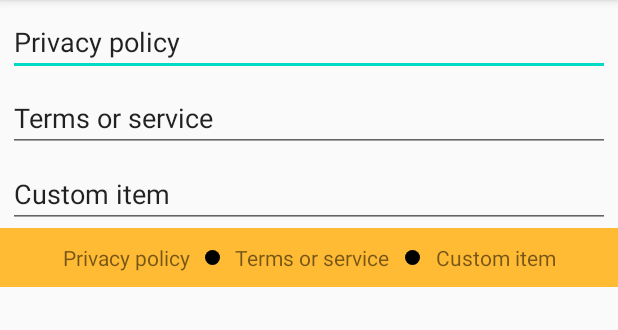
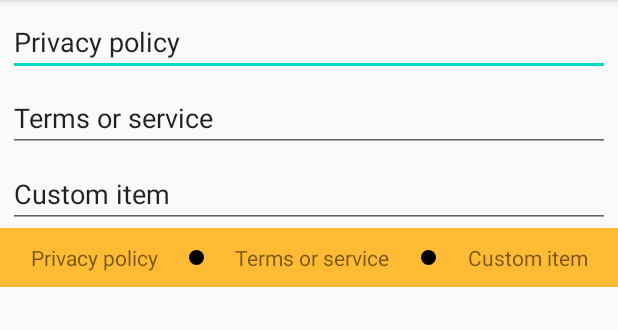
Before and after one commit to alonalbert/footer, an Android app: the screen it shows after launch (MainActivity), on a phone screen of 412 x 824 dp, the part 84-414 px from its top. Run offline under Robolectric (Android 15) with nearby library versions, the phone set to English and light mode, and no system bars.

```diff
--- a/app/src/main/java/com/example/footer/FooterLayout.java
+++ b/app/src/main/java/com/example/footer/FooterLayout.java
@@ -1,49 +1,52 @@
 package com.example.footer;
+
+import static androidx.constraintlayout.widget.ConstraintLayout.LayoutParams.PARENT_ID;
+import static androidx.constraintlayout.widget.ConstraintSet.BOTTOM;
+import static androidx.constraintlayout.widget.ConstraintSet.END;
+import static androidx.constraintlayout.widget.ConstraintSet.START;
+import static androidx.constraintlayout.widget.ConstraintSet.TOP;
 
 import android.content.Context;
 import android.util.AttributeSet;
 import android.view.View;
-import android.widget.FrameLayout;
 import android.widget.ImageView;
 import android.widget.TextView;
-
-import androidx.annotation.NonNull;
-import androidx.annotation.Nullable;
 import androidx.constraintlayout.widget.ConstraintLayout;
 import androidx.constraintlayout.widget.ConstraintSet;
 
-import static androidx.constraintlayout.widget.ConstraintSet.BOTTOM;
-import static androidx.constraintlayout.widget.ConstraintSet.END;
-import static androidx.constraintlayout.widget.ConstraintSet.RIGHT;
-import static androidx.constraintlayout.widget.ConstraintSet.START;
-import static androidx.constraintlayout.widget.ConstraintSet.TOP;
+class FooterLayout extends ConstraintLayout {
+  private static final int[][] VERTICAL_LAYOUT =
+      new int[][] {{R.id.text1}, {R.id.separator1}, {R.id.text2}, {R.id.separator2}, {R.id.text3}};
 
-public class FooterLayout extends FrameLayout {
-    private ConstraintLayout parent;
+  private static final int[][] HORIZONTAL_LAYOUT =
+      new int[][] {{R.id.text1, R.id.separator1, R.id.text2, R.id.separator2, R.id.text3}};
+
+  private static final int[][] TWO_THEN_ONE_LAYOUT =
+      new int[][] {{R.id.text1, R.id.separator1, R.id.text2}, {R.id.text3}};
+
+  private static final int[][] ONE_THEN_TWO_LAYOUT =
+      new int[][] {{R.id.text1}, {R.id.text2, R.id.separator2, R.id.text3}};
+
   private TextView text1;
   private ImageView separator1;
   private TextView text2;
   private ImageView separator2;
   private TextView text3;
-    private View[] views;
   private final ConstraintSet set = new ConstraintSet();
 
-    public FooterLayout(@NonNull Context context) {
+  public FooterLayout(Context context) {
     this(context, null);
   }
 
-    public FooterLayout(@NonNull Context context, @Nullable AttributeSet attrs) {
+  public FooterLayout(Context context, AttributeSet attrs) {
     super(context, attrs);
     inflate(context, R.layout.footer, this);
 
-        parent = findViewById(R.id.parent);
     text1 = findViewById(R.id.text1);
     separator1 = findViewById(R.id.separator1);
     text2 = findViewById(R.id.text2);
     separator2 = findViewById(R.id.separator2);
     text3 = findViewById(R.id.text3);
-
-        views = new View[]{text1, separator1, text2, separator2, text3};
   }
 
   public void setText1(String text) {
@@ -80,13 +83,9 @@ public class FooterLayout extends FrameLayout {
     final int widthConstraints = getPaddingLeft() + getPaddingRight();
     final int heightConstraints = getPaddingTop() + getPaddingBottom();
 
-        for (View view : views) {
+    for (int i = 0, n = getChildCount(); i < n; i++) {
       measureChildWithMargins(
-                    view,
-                    widthMeasureSpec,
-                    widthConstraints,
-                    heightMeasureSpec,
-                    heightConstraints);
+          getChildAt(i), widthMeasureSpec, widthConstraints, heightMeasureSpec, heightConstraints);
     }
 
     final int widthText1 = getChildWidthWithMargin(text1);
@@ -95,95 +94,98 @@ public class FooterLayout extends FrameLayout {
     final int widthSeparator2 = getChildWidthWithMargin(separator2);
     final int widthText3 = getChildWidthWithMargin(text3);
 
-        set.clone(parent);
-        final int seperator1Visibility;
-        final int seperator2Visibility;
+    set.clone(this);
+    final int separator1Visibility;
+    final int separator2Visibility;
+    final int[][] layout;
     if (widthText1 + widthSeparator1 + widthText2 + widthSeparator2 + widthText3 > maxWidth) {
       if (widthText1 + widthSeparator1 + widthText2 <= maxWidth) {
-                connectRow(set, R.id.parent, TOP, R.id.text3, TOP, R.id.text1, R.id.separator1, R.id.text2);
-                connectRow(set, R.id.text1, BOTTOM, R.id.parent, BOTTOM, R.id.text3);
-                seperator1Visibility = VISIBLE;
-                seperator2Visibility = GONE;
+        layout = TWO_THEN_ONE_LAYOUT;
+        separator1Visibility = VISIBLE;
+        separator2Visibility = GONE;
         text1.setMaxLines(1);
         text2.setMaxLines(1);
         text3.setMaxLines(3);
       } else if (widthText2 + widthSeparator2 + widthText3 <= maxWidth) {
-                connectRow(set, R.id.parent, TOP, R.id.text2, TOP, R.id.text1);
-                connectRow(set, R.id.text1, BOTTOM, R.id.parent, BOTTOM, R.id.text2, R.id.separator2, R.id.text3);
-                seperator1Visibility = GONE;
-                seperator2Visibility = VISIBLE;
+        layout = ONE_THEN_TWO_LAYOUT;
+        separator1Visibility = GONE;
+        separator2Visibility = VISIBLE;
         text1.setMaxLines(3);
         text2.setMaxLines(1);
         text3.setMaxLines(1);
       } else {
-                connectCol(set, R.id.text1, R.id.separator1, R.id.text2, R.id.separator2, R.id.text3);
-                seperator1Visibility = VISIBLE;
-                seperator2Visibility = VISIBLE;
+        layout = VERTICAL_LAYOUT;
+        separator1Visibility = VISIBLE;
+        separator2Visibility = VISIBLE;
         text1.setMaxLines(3);
         text2.setMaxLines(3);
         text3.setMaxLines(3);
       }
     } else {
-            connectRow(set, R.id.parent, TOP, R.id.parent, BOTTOM, R.id.text1, R.id.separator1, R.id.text2, R.id.separator2, R.id.text3);
-            seperator1Visibility = VISIBLE;
-            seperator2Visibility = VISIBLE;
+      layout = HORIZONTAL_LAYOUT;
+      separator1Visibility = VISIBLE;
+      separator2Visibility = VISIBLE;
       text1.setMaxLines(1);
       text2.setMaxLines(1);
       text3.setMaxLines(1);
     }
-        set.applyTo(parent);
+
+    updateConnections(set, layout);
+    set.applyTo(this);
 
     // Visibility must be set after applying constraints
-        separator1.setVisibility(seperator1Visibility);
-        separator2.setVisibility(seperator2Visibility);
+    separator1.setVisibility(separator1Visibility);
+    separator2.setVisibility(separator2Visibility);
 
     super.onMeasure(widthMeasureSpec, heightMeasureSpec);
   }
 
-    private void connectRow(ConstraintSet set, int top, int topSide, int bottom, int bottomSide, int... ids) {
-        final int len = ids.length;
+  private void updateConnections(ConstraintSet set, int[][] rows) {
 
-        set.connect(ids[0], TOP, top, topSide);
-        set.connect(ids[0], BOTTOM, bottom, bottomSide);
-
-        set.connect(ids[0], START, R.id.parent, START);
-        set.connect(ids[len - 1], END, R.id.parent, END);
-
-        for (int i = 0; i < len - 1; i++) {
-            set.connect(ids[i], END, ids[i + 1], START);
+    for (int i = 0; i < rows.length; i++) {
+      final int prev = i == 0 ? PARENT_ID : rows[i - 1][0];
+      final int next = i == rows.length - 1 ? PARENT_ID : rows[i + 1][0];
+      addToVerticalChain(set, rows[i][0], prev, next);
     }
-        for (int i = 1; i < len; i++) {
-            set.connect(ids[i], TOP, ids[0], TOP);
-            set.connect(ids[i], BOTTOM, ids[0], BOTTOM);
-            set.connect(ids[i], START, ids[i - 1], END);
+    for (int[] row : rows) {
+      for (int i = 0; i < row.length; i++) {
+        final int prev = i == 0 ? PARENT_ID : row[i - 1];
+        final int next = i == row.length - 1 ? PARENT_ID : row[i + 1];
+        addToHorizontalChain(set, row[i], prev, next);
+        if (i > 0) {
+          set.connect(row[i], TOP, row[0], TOP);
+          set.connect(row[i], BOTTOM, row[0], BOTTOM);
+        }
+      }
     }
   }
 
-    private void connectCol(ConstraintSet set, int... ids) {
-        for (int id : ids) {
-            set.connect(id, START, R.id.parent, START);
-            set.connect(id, END, R.id.parent, END);
+  // Like ConstraintSet#addToVerticalChain() but with proper margin
+  private void addToVerticalChain(ConstraintSet set, int viewId, int topId, int bottomId) {
+    set.connect(viewId, TOP, topId, (topId == PARENT_ID) ? TOP : BOTTOM);
+    set.connect(viewId, BOTTOM, bottomId, (bottomId == PARENT_ID) ? BOTTOM : TOP);
+    if (topId != PARENT_ID) {
+      set.connect(topId, BOTTOM, viewId, TOP);
+    }
+    if (topId != PARENT_ID) {
+      set.connect(bottomId, TOP, viewId, BOTTOM);
+    }
   }
 
-        final int len = ids.length;
-        set.connect(ids[0], TOP, R.id.parent, TOP);
-        set.connect(ids[len - 1], BOTTOM, R.id.parent, BOTTOM);
-
-        for (int i = 0; i < len - 1; i++) {
-            set.connect(ids[i], BOTTOM, ids[i + 1], TOP);
+  // Like ConstraintSet#addToHorizontalChainRtl() but with proper margin
+  public void addToHorizontalChain(ConstraintSet set, int viewId, int leftId, int rightId) {
+    set.connect(viewId, START, leftId, (leftId == PARENT_ID) ? START : END);
+    set.connect(viewId, END, rightId, (rightId == PARENT_ID) ? END : START);
+    if (leftId != PARENT_ID) {
+      set.connect(leftId, END, viewId, START);
     }
-        for (int i = 1; i < len; i++) {
-            set.connect(ids[i], TOP, ids[i - 1], BOTTOM);
+    if (rightId != PARENT_ID) {
+      set.connect(rightId, START, viewId, END);
     }
-
   }
 
   private int getChildWidthWithMargin(View view) {
-        MarginLayoutParams lp = getChildLayoutParams(view);
+    MarginLayoutParams lp = (MarginLayoutParams) view.getLayoutParams();
     return view.getMeasuredWidth() + lp.leftMargin + lp.rightMargin;
   }
-
-    private MarginLayoutParams getChildLayoutParams(View view) {
-        return (MarginLayoutParams) view.getLayoutParams();
 }
-}
--- a/app/src/main/res/layout/footer.xml
+++ b/app/src/main/res/layout/footer.xml
@@ -1,82 +1,72 @@
 <?xml version="1.0" encoding="utf-8"?>
-<merge
-    xmlns:android="http://schemas.android.com/apk/res/android"
+<merge xmlns:android="http://schemas.android.com/apk/res/android"
+    xmlns:app="http://schemas.android.com/apk/res-auto"
     xmlns:tools="http://schemas.android.com/tools"
-    xmlns:app="http://schemas.android.com/apk/res-auto"
-    android:layout_width="match_parent"
-    android:layout_height="match_parent"
-    tools:parentTag="com.example.footer.FooterLayout"
-    >
-
-    <androidx.constraintlayout.widget.ConstraintLayout
-        android:id="@+id/parent"
     android:layout_width="wrap_content"
     android:layout_height="wrap_content"
-        android:layout_gravity="center">
-
-        <TextView
-            android:id="@+id/text1"
-            android:layout_width="wrap_content"
-            android:layout_height="wrap_content"
-            app:layout_constraintStart_toStartOf="parent"
-            app:layout_constraintEnd_toStartOf="@id/separator1"
-            app:layout_constraintTop_toTopOf="parent"
-            app:layout_constraintBottom_toBottomOf="parent"
-            android:layout_margin="10dp"
-            android:gravity="center"
-            android:textSize="@dimen/footer_text_size"
-            android:text="Privacy policy"
-            tools:ignore="HardcodedText" />
+    tools:parentTag="com.example.footer.FooterLayout">
 
   <ImageView
       android:id="@+id/separator1"
       android:layout_width="10dp"
       android:layout_height="10dp"
+      android:src="@drawable/dot"
+      app:layout_constraintBottom_toBottomOf="parent"
+      app:layout_constraintEnd_toStartOf="@id/text2"
       app:layout_constraintStart_toEndOf="@id/text1"
-            app:layout_constraintEnd_toStartOf="@id/text2"
       app:layout_constraintTop_toTopOf="parent"
+      tools:ignore="ContentDescription" />
+
+  <ImageView
+      android:id="@+id/separator2"
+      android:layout_width="10dp"
+      android:layout_height="10dp"
+      android:src="@drawable/dot"
       app:layout_constraintBottom_toBottomOf="parent"
-            android:src="@drawable/dot"
+      app:layout_constraintEnd_toStartOf="@id/text3"
+      app:layout_constraintStart_toEndOf="@id/text2"
+      app:layout_constraintTop_toTopOf="parent"
       tools:ignore="ContentDescription" />
 
   <TextView
       android:id="@+id/text2"
       android:layout_width="wrap_content"
       android:layout_height="wrap_content"
-            app:layout_constraintStart_toEndOf="@id/separator1"
-            app:layout_constraintEnd_toStartOf="@id/separator2"
-            app:layout_constraintTop_toTopOf="parent"
-            app:layout_constraintBottom_toBottomOf="parent"
       android:layout_margin="10dp"
       android:gravity="center"
+      android:text="Terms or service"
       android:textSize="@dimen/footer_text_size"
-            android:text="Terms or service"
+      app:layout_constraintBottom_toBottomOf="parent"
+      app:layout_constraintEnd_toStartOf="@id/separator2"
+      app:layout_constraintStart_toEndOf="@id/separator1"
+      app:layout_constraintTop_toTopOf="parent"
       tools:ignore="HardcodedText" />
 
-        <ImageView
-            android:id="@+id/separator2"
-            android:layout_width="10dp"
-            android:layout_height="10dp"
-            app:layout_constraintStart_toEndOf="@id/text2"
-            app:layout_constraintEnd_toStartOf="@id/text3"
+  <TextView
+      android:id="@+id/text1"
+      android:layout_width="wrap_content"
+      android:layout_height="wrap_content"
+      android:layout_margin="10dp"
+      android:gravity="center"
+      android:text="Privacy policy"
+      android:textSize="@dimen/footer_text_size"
+      app:layout_constraintBottom_toBottomOf="parent"
+      app:layout_constraintEnd_toStartOf="@id/separator1"
+      app:layout_constraintStart_toStartOf="parent"
       app:layout_constraintTop_toTopOf="parent"
-            app:layout_constraintBottom_toBottomOf="parent"
-            android:src="@drawable/dot"
-            tools:ignore="ContentDescription" />
+      tools:ignore="HardcodedText" />
 
   <TextView
       android:id="@+id/text3"
       android:layout_width="wrap_content"
       android:layout_height="wrap_content"
-            app:layout_constraintStart_toEndOf="@id/separator2"
-            app:layout_constraintEnd_toEndOf="parent"
-            app:layout_constraintTop_toTopOf="parent"
-            app:layout_constraintBottom_toBottomOf="parent"
       android:layout_margin="10dp"
       android:gravity="center"
+      android:text="Custom item"
       android:textSize="@dimen/footer_text_size"
-            android:text="Custom item"
+      app:layout_constraintBottom_toBottomOf="parent"
+      app:layout_constraintEnd_toEndOf="parent"
+      app:layout_constraintStart_toEndOf="@id/separator2"
+      app:layout_constraintTop_toTopOf="parent"
       tools:ignore="HardcodedText" />
-
-    </androidx.constraintlayout.widget.ConstraintLayout>
 </merge>
```
Lines whose indentation alone changed are shown as unchanged.
